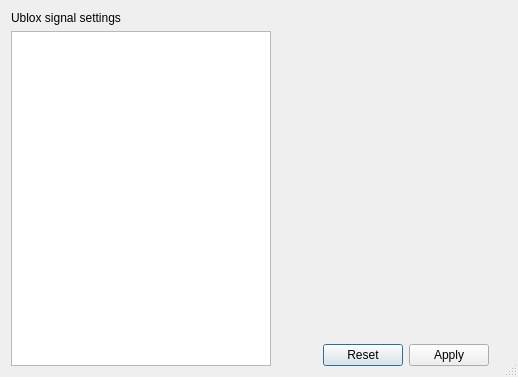
The window that myon_detector_gui/src/settings.ui (MuonPi/muondetector) describes before a commit, drawn with Qt 5.
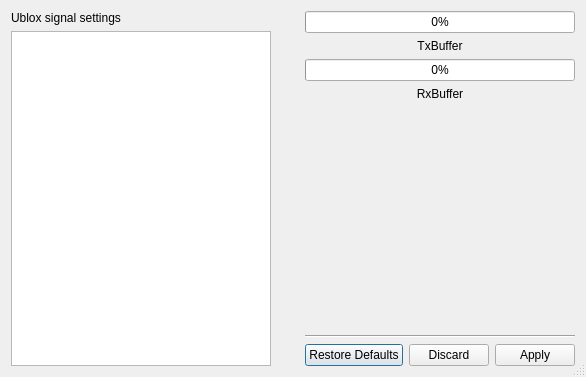
The same window after the commit.

Commit message:
fixed gui bug in settings and added GeodeticPos struct
also added "CONFIG += c++11" to make the program compile in qt5.3 (tested it)

The edit to the form file:
```diff
--- a/myon_detector_gui/src/settings.ui
+++ b/myon_detector_gui/src/settings.ui
@@ -9,7 +9,7 @@
    <rect>
     <x>0</x>
     <y>0</y>
-    <width>518</width>
+    <width>572</width>
     <height>377</height>
    </rect>
   </property>
@@ -30,10 +30,7 @@
   </property>
   <layout class="QHBoxLayout" name="horizontalLayout">
    <item>
-    <layout class="QVBoxLayout" name="verticalLayout">
-     <property name="sizeConstraint">
-      <enum>QLayout::SetMinimumSize</enum>
-     </property>
+    <layout class="QVBoxLayout" name="verticalLayout_4">
      <item>
       <widget class="QLabel" name="label">
        <property name="sizePolicy">
@@ -109,33 +106,116 @@
     </spacer>
    </item>
    <item>
-    <layout class="QVBoxLayout" name="verticalLayout_2">
+    <layout class="QVBoxLayout" name="verticalLayout_5">
+     <item>
+      <layout class="QVBoxLayout" name="verticalLayout_3">
+       <item>
+        <layout class="QVBoxLayout" name="verticalLayout_2">
+         <item>
+          <widget class="QProgressBar" name="progressBar_2">
+           <property name="minimumSize">
+            <size>
+             <width>40</width>
+             <height>0</height>
+            </size>
+           </property>
+           <property name="baseSize">
+            <size>
+             <width>100</width>
+             <height>0</height>
+            </size>
+           </property>
+           <property name="value">
+            <number>0</number>
+           </property>
+           <property name="alignment">
+            <set>Qt::AlignCenter</set>
+           </property>
+           <property name="orientation">
+            <enum>Qt::Horizontal</enum>
+           </property>
+          </widget>
+         </item>
+         <item>
+          <widget class="QLabel" name="label_3">
+           <property name="text">
+            <string>TxBuffer</string>
+           </property>
+           <property name="alignment">
+            <set>Qt::AlignCenter</set>
+           </property>
+          </widget>
+         </item>
+        </layout>
+       </item>
+       <item>
+        <layout class="QVBoxLayout" name="verticalLayout">
+         <item>
+          <widget class="QProgressBar" name="progressBar">
+           <property name="minimumSize">
+            <size>
+             <width>40</width>
+             <height>0</height>
+            </size>
+           </property>
+           <property name="baseSize">
+            <size>
+             <width>100</width>
+             <height>0</height>
+            </size>
+           </property>
+           <property name="value">
+            <number>0</number>
+           </property>
+           <property name="alignment">
+            <set>Qt::AlignCenter</set>
+           </property>
+           <property name="orientation">
+            <enum>Qt::Horizontal</enum>
+           </property>
+          </widget>
+         </item>
+         <item>
+          <widget class="QLabel" name="label_2">
+           <property name="text">
+            <string>RxBuffer</string>
+           </property>
+           <property name="alignment">
+            <set>Qt::AlignCenter</set>
+           </property>
+          </widget>
+         </item>
+        </layout>
+       </item>
+      </layout>
+     </item>
      <item>
       <spacer name="verticalSpacer">
        <property name="orientation">
         <enum>Qt::Vertical</enum>
        </property>
+       <property name="sizeType">
+        <enum>QSizePolicy::Expanding</enum>
+       </property>
        <property name="sizeHint" stdset="0">
         <size>
          <width>20</width>
-         <height>40</height>
+         <height>13</height>
         </size>
        </property>
       </spacer>
      </item>
      <item>
-      <widget class="QDialogButtonBox" name="buttonBox">
-       <property name="locale">
-        <locale language="English" country="Germany"/>
-       </property>
+      <widget class="Line" name="line">
        <property name="orientation">
         <enum>Qt::Horizontal</enum>
        </property>
+      </widget>
+     </item>
+     <item>
+      <widget class="QDialogButtonBox" name="settingsButtonBox">
        <property name="standardButtons">
-        <set>QDialogButtonBox::Apply|QDialogButtonBox::Reset</set>
-       </property>
-       <property name="centerButtons">
-        <bool>true</bool>
+        <set>QDialogButtonBox::Apply|QDialogButtonBox::Discard|QDialogButtonBox::RestoreDefaults</set>
        </property>
       </widget>
      </item>
```
Left out of the diff: 35 changed lines with no effect on the pictures. The commit also changes 14 other files.
